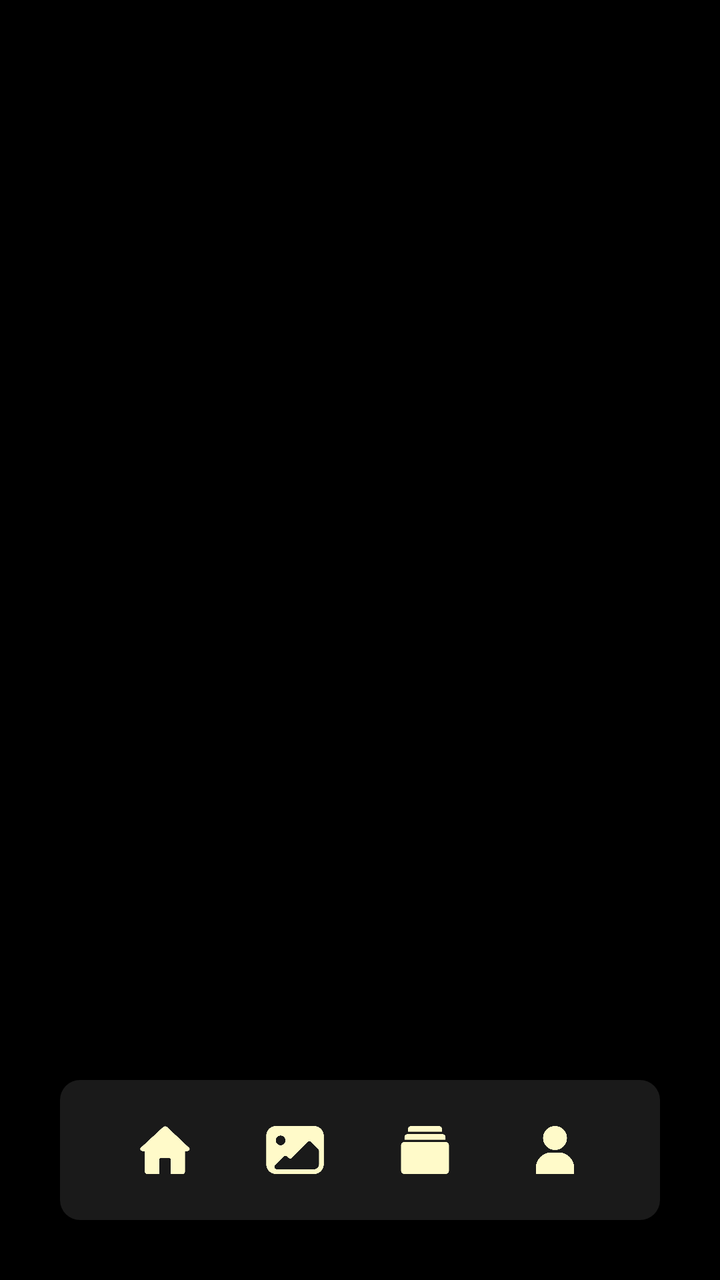
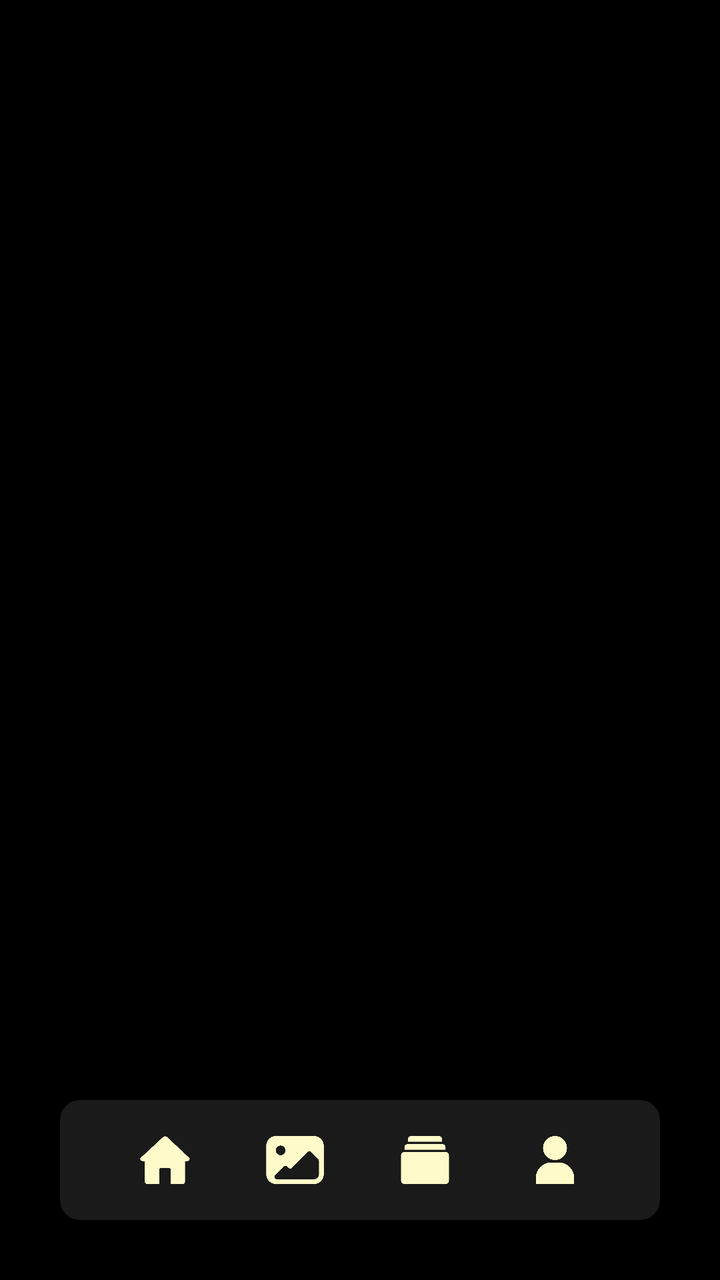

Compare the two renders of this Android layout. The source of the first and the diff that turns it into the second are given below.
<!-- AndroidManifest.xml: application theme Theme.Monaly -->
<!-- res/layout/activity_main.xml -->
<?xml version="1.0" encoding="utf-8"?>
<androidx.constraintlayout.widget.ConstraintLayout xmlns:android="http://schemas.android.com/apk/res/android"
    xmlns:app="http://schemas.android.com/apk/res-auto"
    xmlns:tools="http://schemas.android.com/tools"
    android:id="@+id/main"
    android:layout_width="match_parent"
    android:layout_height="match_parent"
    android:background="@color/black"
    tools:context=".ui.activity.MainActivity">

    
    <androidx.viewpager2.widget.ViewPager2
        android:id="@+id/viewPagerMain"
        android:layout_width="0dp"
        android:layout_height="0dp"
        app:layout_constraintBottom_toTopOf="@+id/customBottomNav"
        app:layout_constraintEnd_toEndOf="parent"
        app:layout_constraintStart_toStartOf="parent"
        app:layout_constraintTop_toTopOf="parent" />

    
    <LinearLayout
        android:id="@+id/customBottomNav"
        android:layout_width="0dp"
        android:layout_height="70dp"
        android:layout_marginStart="30dp"
        android:layout_marginEnd="30dp"
        android:layout_marginBottom="30dp"
        android:paddingStart="20dp"
        android:paddingEnd="20dp"
        android:background="@drawable/drawable_background_button_gray_deep_10_dp"
        android:gravity="center_vertical"
        android:orientation="horizontal"
        app:layout_constraintBottom_toBottomOf="parent"
        app:layout_constraintEnd_toEndOf="parent"
        app:layout_constraintStart_toStartOf="parent">

        
        <ImageView
            android:id="@+id/navHome"
            android:layout_width="0dp"
            android:layout_height="30dp"
            android:layout_weight="1"
            android:scaleType="fitCenter"
            android:src="@drawable/ic_home_bage_neutral" />

        
        <ImageView
            android:id="@+id/navGallery"
            android:layout_width="0dp"
            android:layout_height="30dp"
            android:layout_weight="1"
            android:scaleType="fitCenter"
            android:src="@drawable/ic_gallery_bage_neutral" />

        
        <ImageView
            android:id="@+id/navAlbums"
            android:layout_width="0dp"
            android:layout_height="30dp"
            android:layout_weight="1"
            android:scaleType="fitCenter"
            android:src="@drawable/ic_albums_bage_neutral" />

        
        <ImageView
            android:id="@+id/navProfile"
            android:layout_width="0dp"
            android:layout_height="30dp"
            android:layout_weight="1"
            android:scaleType="fitCenter"
            android:src="@drawable/ic_profile_bage_neutral" />

    </LinearLayout>

</androidx.constraintlayout.widget.ConstraintLayout>
<!-- resources referenced by this layout -->
<resources>
  <color name="black">#000000</color>
  <!-- drawable drawable_background_button_gray_deep_10_dp (drawable) -->
  <?xml version="1.0" encoding="utf-8"?>
  <shape xmlns:android="http://schemas.android.com/apk/res/android">
  
      <solid android:color="@color/gray_deep"/>
      <corners android:radius="10dp"/>
  
  </shape>
  <!-- drawable ic_albums_bage_neutral: png bitmap (drawable, 1008 bytes) -->
  <!-- drawable ic_gallery_bage_neutral: png bitmap (drawable, 2347 bytes) -->
  <!-- drawable ic_home_bage_neutral: png bitmap (drawable, 1534 bytes) -->
  <!-- drawable ic_profile_bage_neutral: png bitmap (drawable, 1761 bytes) -->
  <style name="Theme.Monaly" parent="Base.Theme.Monaly" />
  <color name="gray_deep">#1A1A1A</color>
  <style name="Base.Theme.Monaly" parent="Theme.Material3.DayNight.NoActionBar">
  
  
          
          
  
  
          
          <item name="android:navigationBarColor">@color/black</item>
  
  
      </style>
</resources>

<!-- the commit's change to res/layout/activity_main.xml (unified diff, before → after) -->
@@ -22,7 +22,7 @@
     <LinearLayout
         android:id="@+id/customBottomNav"
         android:layout_width="0dp"
-        android:layout_height="70dp"
+        android:layout_height="60dp"
         android:layout_marginStart="30dp"
         android:layout_marginEnd="30dp"
         android:layout_marginBottom="30dp"
